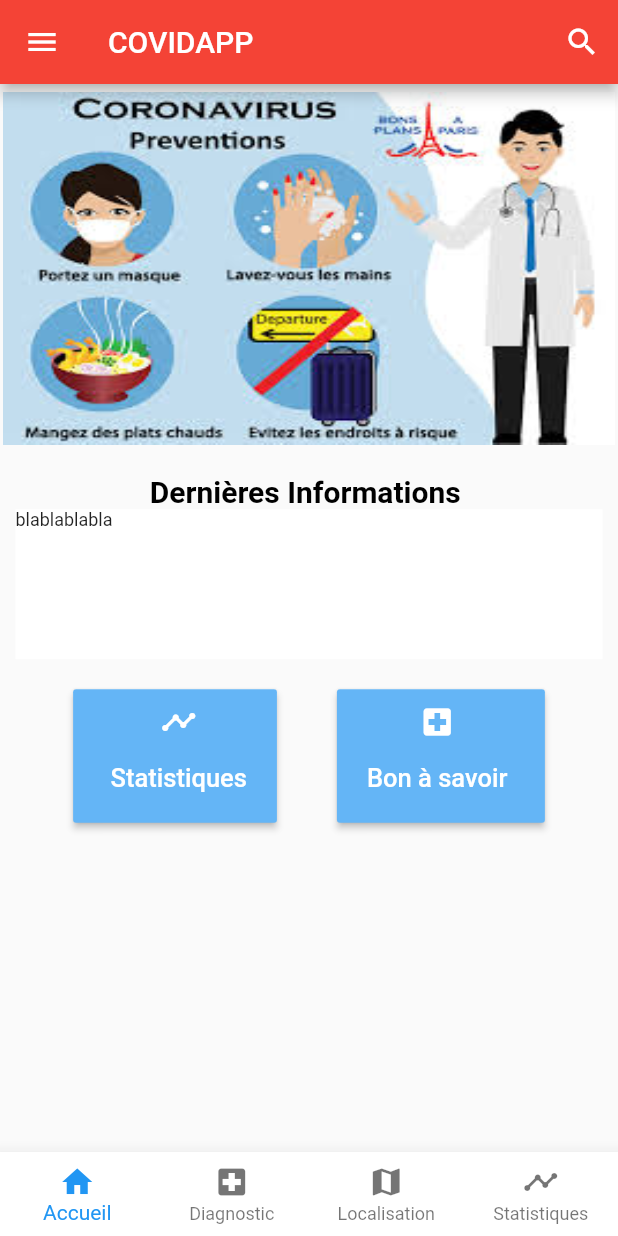
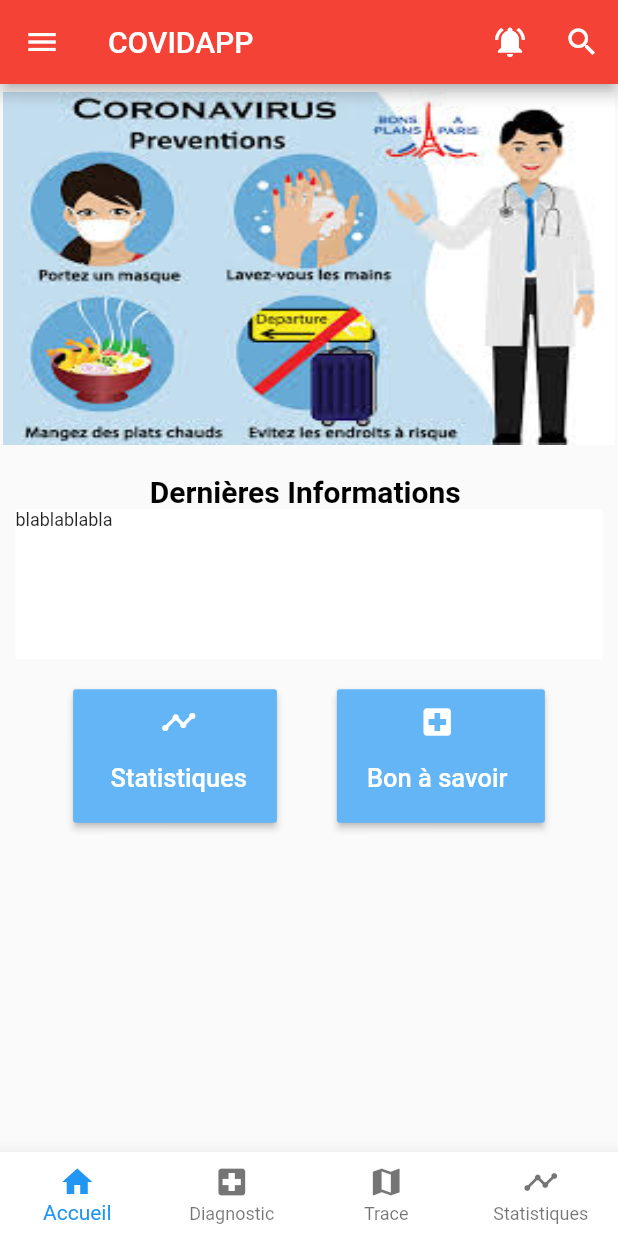
Before and after one commit to ang67/CovidApp, a Flutter app: the screen it shows after launch, on a phone screen of 412 x 824 dp. Run offline on Flutter 3.47's test engine with Material 2 defaults, Android fonts, the phone set to English and light mode, and no system bars; drawn by our look-alikes of carousel_slider; our stand-ins replace webview_flutter.

Commit message:
ajout d'une icone notification et un bottom onglet Trace

```diff
--- a/lib/ui/base.dart
+++ b/lib/ui/base.dart
@@ -33,7 +33,7 @@ class _BaseScreenState extends State<BaseScreen> {
       ),
       BottomNavigationBarItem(
         icon: Icon(Icons.map),
-        title: Text('Localisation'),
+        title: Text('Trace'),
       ),
       BottomNavigationBarItem(
         icon: Icon(Icons.timeline),
@@ -59,7 +59,9 @@ class _BaseScreenState extends State<BaseScreen> {
       appBar: AppBar(
         title: Text('COVIDAPP'),
         actions: <Widget>[
+          IconButton(icon: Icon(Icons.notifications_active), onPressed: () => {}),
           IconButton(icon: Icon(Icons.search), onPressed: () => {}),
+
         ],
       ),
       body: _kTabPages[_currentTabIndex],
--- a/lib/ui/screens/home.dart
+++ b/lib/ui/screens/home.dart
@@ -109,6 +109,3 @@ class _HomePageState extends State<HomePage> {
         ]));
   }
 }
-
-class StatsPage {
-}
--- a/pubspec.yaml
+++ b/pubspec.yaml
@@ -22,7 +22,6 @@ dependencies:
   carousel_slider: ^1.4.1
   font_awesome_flutter: ^8.8.1
   charts_flutter: ^0.9.0
-  easy_web_view: ^1.2.0
   webview_flutter: ^0.3.19+9
   intl: ^0.16.1
 
```
Also changed, not shown: pubspec.lock.
